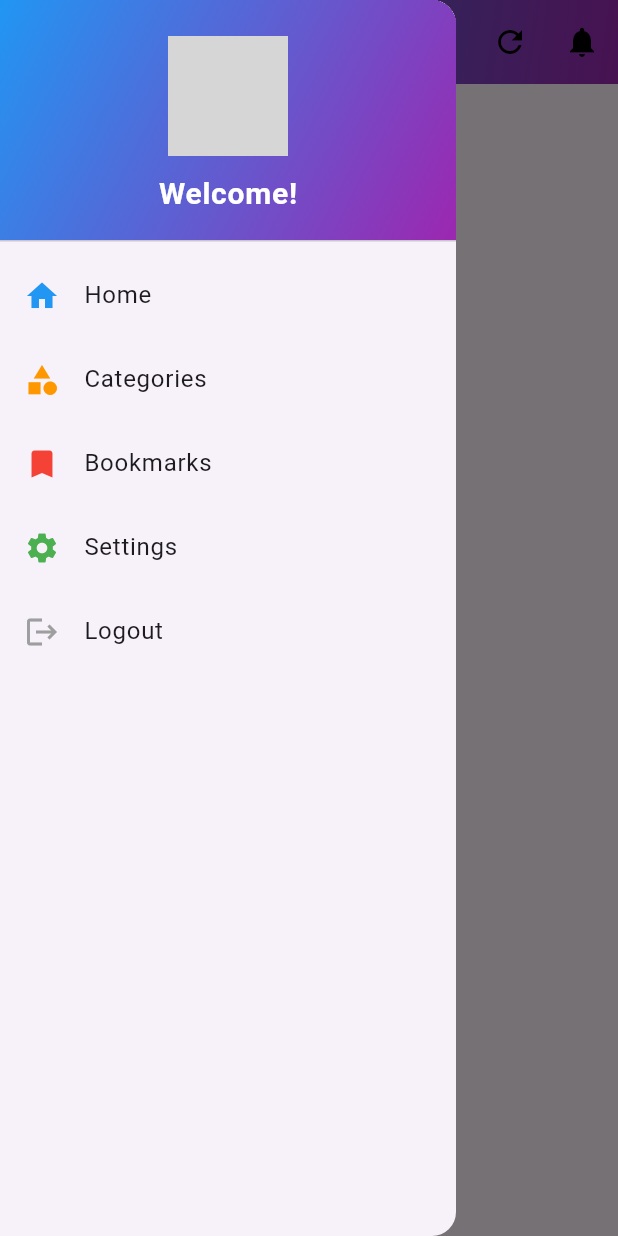
After one commit to ReturajProshad/Brainwave_Matrix_Intern, a Flutter app: the screen it shows after launch, with the side drawer open, on a phone screen of 412 x 824 dp. The commit adds this screen. Run offline on Flutter 3.47's test engine with Material 3 defaults, Android fonts, the light colour scheme and no system bars; our stand-ins replace webview_flutter; network calls fail; grey boxes are pictures that could not be loaded.

Commit message:
Drawer updated working with category

```diff
--- a/lib/customWidgets/CustomAppbar.dart
+++ b/lib/customWidgets/CustomAppbar.dart
@@ -21,29 +21,31 @@ class Customappbar extends StatelessWidget implements PreferredSizeWidget {
         backgroundColor: Colors.transparent,
         title: Text(
           headings,
-          style: TextStyle(
+          style: const TextStyle(
             fontWeight: FontWeight.bold,
           ),
         ),
         leading: IconButton(
           onPressed: Scaffold.of(context).openDrawer,
-          icon: Icon(
+          icon: const Icon(
             Icons.menu,
             color: Colors.black,
           ),
         ),
         actions: [
+          if (headings == Constants.instants.fromTopHome) ...[
             IconButton(
                 onPressed: () {
                   Provider.of<NewsProvider>(context, listen: false).fetchNews();
                 },
-              icon: Icon(
+                icon: const Icon(
                   Icons.refresh,
                   color: Colors.black,
-              )),
+                ))
+          ],
           IconButton(
               onPressed: () {},
-              icon: Icon(
+              icon: const Icon(
                 Icons.notifications,
                 color: Colors.black,
               ))
@@ -53,5 +55,5 @@ class Customappbar extends StatelessWidget implements PreferredSizeWidget {
   }
 
   @override
-  Size get preferredSize => Size.fromHeight(kToolbarHeight);
+  Size get preferredSize => const Size.fromHeight(kToolbarHeight);
 }
--- a/lib/customWidgets/constants.dart
+++ b/lib/customWidgets/constants.dart
@@ -1,8 +1,17 @@
 import 'package:flutter/material.dart';
+import 'package:news_app_with_rest_api/view/category.dart';
 
 class Constants {
   static Constants instants = Constants();
   List<Color> gradient = [Colors.blue, Colors.purple];
   String DrawerImage =
       "https://cdn.pixabay.com/photo/2015/05/31/12/12/coffee-791439_1280.jpg";
+  String fromTopHome = "Top Headlines";
+
+  //category body color
+  List<Color> catColor = [
+    Colors.blue,
+    Colors.yellow,
+    Colors.pink,
+  ];
 }
--- /dev/null
+++ b/lib/customWidgets/drawer.dart
@@ -0,0 +1,95 @@
+import 'package:flutter/foundation.dart';
+import 'package:flutter/material.dart';
+import 'package:news_app_with_rest_api/customWidgets/constants.dart';
+import 'package:news_app_with_rest_api/provider/news_provider.dart';
+import 'package:news_app_with_rest_api/view/category.dart';
+import 'package:provider/provider.dart';
+
+class MyDrawer extends StatelessWidget {
+  MyDrawer({super.key});
+
+  @override
+  Widget build(BuildContext context) {
+    String _currentheading = Provider.of<NewsProvider>(context).currentHeading;
+    return Drawer(
+      child: ListView(
+        padding: EdgeInsets.zero,
+        children: [
+          DrawerHeader(
+            decoration: BoxDecoration(
+              gradient: LinearGradient(
+                colors: Constants.instants.gradient,
+                begin: Alignment.topLeft,
+                end: Alignment.bottomRight,
+              ),
+            ),
+            child: Column(
+              mainAxisAlignment: MainAxisAlignment.center,
+              children: [
+                CircleAvatar(
+                  radius: 40,
+                  backgroundImage: NetworkImage(Constants.instants.DrawerImage),
+                ),
+                const SizedBox(height: 10),
+                const Text(
+                  'Welcome!',
+                  style: TextStyle(
+                    color: Colors.white,
+                    fontSize: 20,
+                    fontWeight: FontWeight.bold,
+                  ),
+                ),
+              ],
+            ),
+          ),
+          ListTile(
+            leading: const Icon(Icons.home, color: Colors.blue),
+            title: const Text('Home'),
+            onTap: () {
+              Navigator.pop(context);
+            },
+          ),
+          ListTile(
+            leading: const Icon(Icons.category, color: Colors.orange),
+            title: const Text('Categories'),
+            onTap: () {
+              if (_currentheading != "Categories") {
+                Provider.of<NewsProvider>(context, listen: false)
+                    .updateHeading('Categories');
+                Navigator.push(
+                    context,
+                    MaterialPageRoute(
+                        builder: (context) => CategoryPage(
+                              head: 'Categories',
+                              comeFrom: _currentheading,
+                            )));
+              }
+            },
+          ),
+          ListTile(
+            leading: const Icon(Icons.bookmark, color: Colors.red),
+            title: const Text('Bookmarks'),
+            onTap: () {
+              Navigator.pop(context);
+            },
+          ),
+          ListTile(
+            leading: const Icon(Icons.settings, color: Colors.green),
+            title: const Text('Settings'),
+            onTap: () {
+              Navigator.pop(context);
+            },
+          ),
+          ListTile(
+            leading: const Icon(Icons.logout, color: Colors.grey),
+            title: const Text('Logout'),
+            onTap: () {
+              Navigator.pop(context);
+            },
+          ),
+        ],
+      ),
+    );
+    ;
+  }
+}
--- a/lib/provider/news_provider.dart
+++ b/lib/provider/news_provider.dart
@@ -1,4 +1,5 @@
 import 'package:flutter/material.dart';
+import 'package:news_app_with_rest_api/customWidgets/constants.dart';
 import 'package:news_app_with_rest_api/model/articleModel.dart';
 import 'package:news_app_with_rest_api/services/News_api_service.dart';
 
@@ -6,6 +7,14 @@ class NewsProvider with ChangeNotifier {
   static NewsProvider instance = NewsProvider();
   List<Article> _articles = [];
   bool _loading = true;
+
+  //change this heading during transformation
+  String currentHeading = Constants.instants.fromTopHome;
+
+  void updateHeading(String _newHead) {
+    currentHeading = _newHead;
+    notifyListeners();
+  }
 
   List<Article> get articles => _articles;
   bool get loading => _loading;
--- a/lib/view/news_details.dart
+++ b/lib/view/news_details.dart
@@ -22,14 +22,14 @@ class NewsDetailScreen extends StatelessWidget {
             padding: const EdgeInsets.all(8.0),
             child: Text(
               article.description,
-              style: TextStyle(fontSize: 18),
+              style: const TextStyle(fontSize: 18),
             ),
           ),
           ElevatedButton(
             onPressed: () {
               // Launch the news article URL in the browser
             },
-            child: Text('Read Full Article'),
+            child: const Text('Read Full Article'),
           ),
         ],
       ),
--- a/pubspec.yaml
+++ b/pubspec.yaml
@@ -41,6 +41,9 @@ dev_dependencies:
     sdk: flutter
   provider: ^6.1.2
   http: ^1.2.2
+  webview_flutter: ^4.9.0
+  webview_flutter_android: ^3.16.7
+
   # The "flutter_lints" package below contains a set of recommended lints to
   # encourage good coding practices. The lint set provided by the package is
   # activated in the `analysis_options.yaml` file located at the root of your
```
Also changed, not shown: lib/view/category.dart (added, +49 -0 lines), lib/view/news_screen.dart (+12 -79 lines), lib/view/webview/readFullArticle.dart (added, +62 -0 lines), pubspec.lock, 3 other files. Lines whose indentation alone changed are shown as unchanged.
